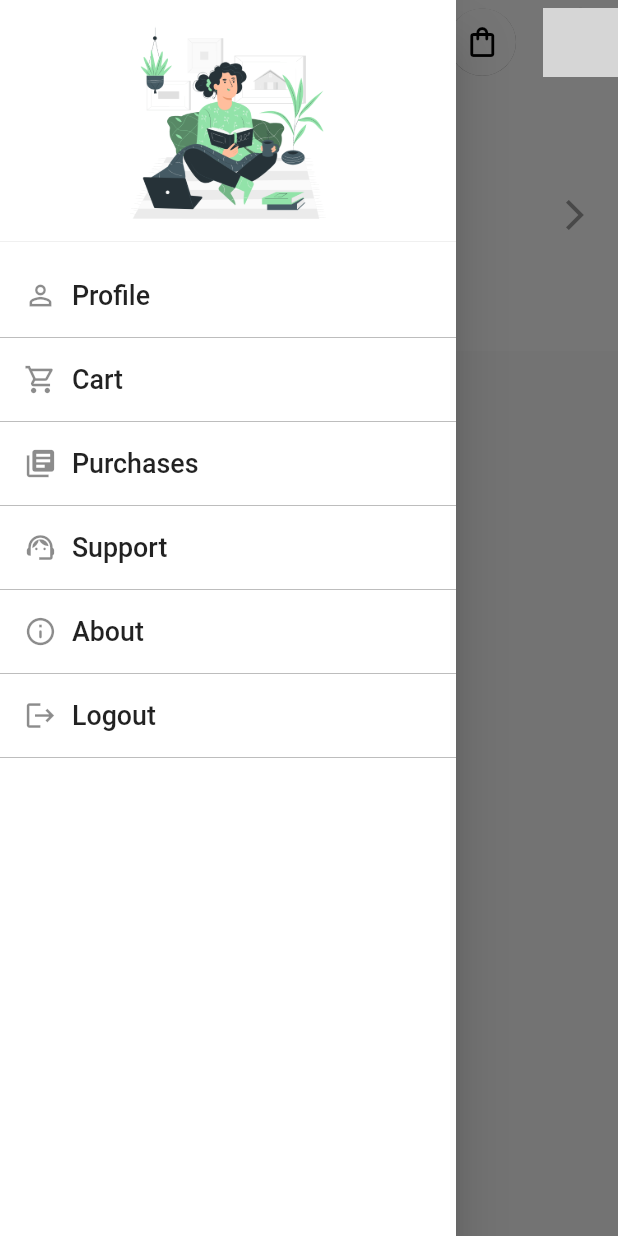
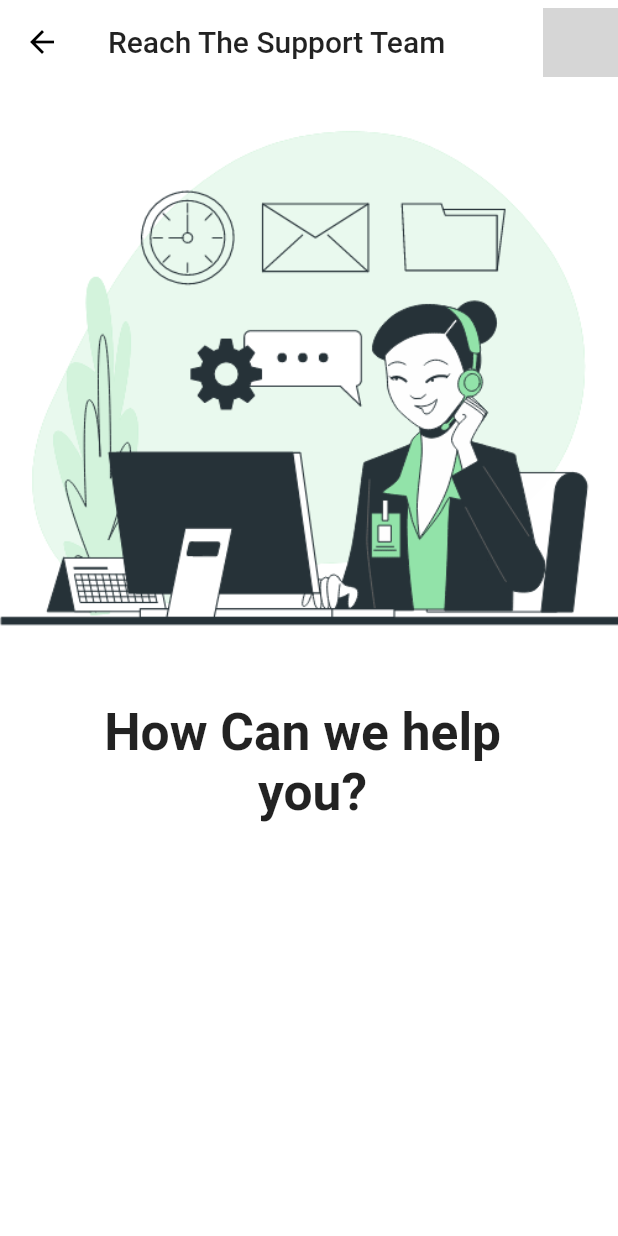
Before and after one commit to codevirtss/growbymargin, a Flutter app: the screen it shows once a user with an empty profile is signed in, in the side drawer, after a tap on "Support", on a phone screen of 412 x 824 dp. Run offline on Flutter 3.47's test engine with Material 2 defaults, Android fonts, the light colour scheme and no system bars; drawn by our look-alikes of carousel_slider; our stand-ins replace cloud_firestore, eva_icons_flutter, firebase_auth, firebase_core, firebase_database, google_fonts and 3 more; missing offline and left inert: epub_viewer; accounts and stored records are empty; network calls fail; Roboto replaces fonts that are missing (Prompt); grey boxes are pictures that could not be loaded.

Commit message:
Made some changes and working on Support chnnel

```diff
--- a/lib/Screens/sidebar.dart
+++ b/lib/Screens/sidebar.dart
@@ -6,6 +6,7 @@ import 'package:growbymargin/Screens/cart.dart';
 import 'package:growbymargin/Screens/onboard.dart';
 import 'package:growbymargin/Screens/profile.dart';
 import 'package:growbymargin/Screens/purchase.dart';
+import 'package:growbymargin/Screens/support.dart';
 import 'package:growbymargin/helper/authentication.dart';
 import 'package:page_transition/page_transition.dart';
 import 'package:sizer/sizer.dart';
@@ -137,6 +138,11 @@ class TheDrawerState extends State<TheDrawer> {
                   ListTile(
                     onTap: () {
                       //authenticationHelper.signOut();
+                      Navigator.push(
+                          context,
+                          PageTransition(
+                              child: SuppostTeam(),
+                              type: PageTransitionType.leftToRightWithFade));
                     },
                     title: Row(children: <Widget>[
                       Icon(
@@ -222,12 +228,12 @@ class TheDrawerState extends State<TheDrawer> {
                   Center(
                     child: MaterialButton(
                       onPressed: () {
-                         Navigator.push(
+                        Navigator.push(
                             context,
                             PageTransition(
                                 child: OnBoard(),
                                 type: PageTransitionType.leftToRight));
-                                              },
+                      },
                       color: Colors.orange[800],
                       //height: 45,
                       shape: RoundedRectangleBorder(
--- /dev/null
+++ b/lib/Screens/support.dart
@@ -0,0 +1,48 @@
+import 'package:flutter/material.dart';
+import 'package:sizer/sizer.dart';
+
+class SuppostTeam extends StatelessWidget {
+  const SuppostTeam({Key? key}) : super(key: key);
+
+  @override
+  Widget build(BuildContext context) {
+    return Scaffold(
+      backgroundColor: Colors.white,
+      appBar: AppBar(
+        elevation: 0,
+        title: Text("Reach The Support Team"),
+        backgroundColor: Colors.white,
+        iconTheme: IconThemeData(color: Colors.black),
+      ),
+      body: SingleChildScrollView(
+        child: Column(
+          mainAxisAlignment: MainAxisAlignment.start,
+          crossAxisAlignment: CrossAxisAlignment.start,
+          children: [
+            SizedBox(
+              height: 0.h,
+            ),
+            Container(
+                alignment: Alignment.center,
+                height: 60.h,
+                child: Column(
+                  children: [
+                    Image.asset("assets/Images/support.gif"),
+                    // Icon(
+                    //   Icons.support_agent,
+                    //   size: 60.sp,
+                    //   color: Color(0XFF92E3A9),
+                    // ),
+                    Text(
+                      "How Can we help \n            you?",
+                      style: TextStyle(
+                          fontSize: 25.sp, fontWeight: FontWeight.bold),
+                    )
+                  ],
+                )),
+          ],
+        ),
+      ),
+    );
+  }
+}
```
Also changed, not shown: assets/Images/support.gif (added).
